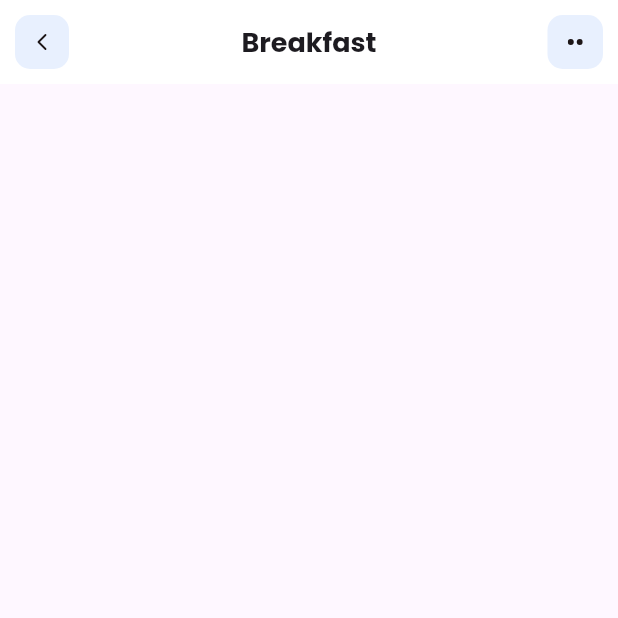
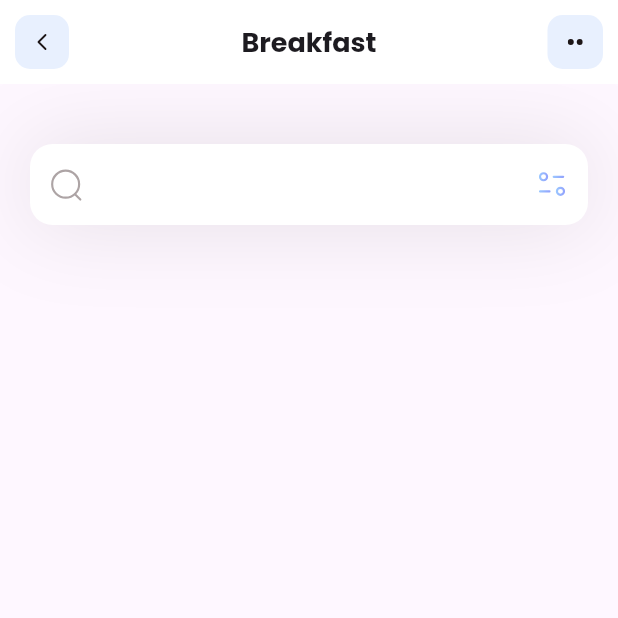
Before and after one commit to Alvarado08/fitness, a Flutter app: the screen it shows after launch, on a phone screen of 412 x 824 dp, the top half of it. Run offline on Flutter 3.47's test engine with Material 3 defaults, Android fonts, the phone set to English and light mode, and no system bars; our stand-ins replace flutter_svg.

Commit message:
Initial input box component

```diff
--- a/lib/pages/home.dart
+++ b/lib/pages/home.dart
@@ -6,7 +6,44 @@ class HomePage extends StatelessWidget {
 
   @override
   Widget build(BuildContext context) {
-    return Scaffold(appBar: appBar());
+    return Scaffold(
+      appBar: appBar(),
+      body: Column(
+        children: [
+          Container(
+            margin: EdgeInsets.only(top: 40, left: 20, right: 20),
+            decoration: BoxDecoration(
+              boxShadow: [
+                BoxShadow(
+                  color: Color(0xff1D1617).withOpacity(0.11),
+                  blurRadius: 50,
+                  spreadRadius: 0.0,
+                ),
+              ],
+            ),
+            child: TextField(
+              decoration: InputDecoration(
+                filled: true,
+                fillColor: Colors.white,
+                contentPadding: EdgeInsets.all(15),
+                prefixIcon: Padding(
+                  padding: const EdgeInsets.all(12),
+                  child: SvgPicture.asset('assets/icons/Search.svg'),
+                ),
+                suffixIcon: Padding(
+                  padding: const EdgeInsets.all(12),
+                  child: SvgPicture.asset('assets/icons/Filter.svg'),
+                ),
+                border: OutlineInputBorder(
+                  borderRadius: BorderRadius.circular(15),
+                  borderSide: BorderSide.none,
+                ),
+              ),
+            ),
+          ),
+        ],
+      ),
+    );
   }
 
   AppBar appBar() {
```
Also changed, not shown: assets/icons/Filter.svg (added), assets/icons/Search.svg (added).
